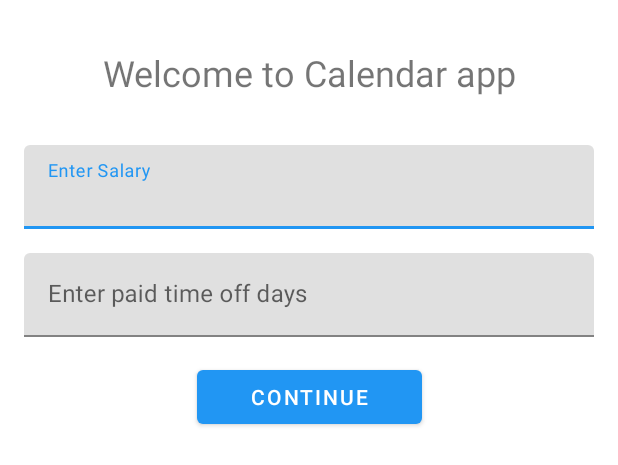
After one commit to KGeorgievv/Working-Calendar, an Android app: the layout fragment_setup.xml on its own in the app's theme, with its tools: preview values and no code run, on a phone screen of 412 x 824 dp. The commit adds this screen. Shown: the top 465 px of the screen. Run offline under Robolectric (Android 15) with nearby library versions, the phone set to English and light mode, and no system bars.

Commit message:
Added onbaording flow & logic Added logic for logging hours to specific days

```diff
--- a/app/src/main/java/com/myapplication/config/Global.java
+++ b/app/src/main/java/com/myapplication/config/Global.java
@@ -6,7 +6,8 @@ public class Global {
     private static final String API_CALENDAR = "https://kik-info.com/spravochnik/calendar/";
 
     // Shared preferences
-    public static final String PREF_HAS_USER = "pref_has_user";
+    public static final String PREF_SALARY = "pref_salary";
+    public static final String PREF_PTO_DAYS = "pref_pto_days";
 
     public static String getApiCalendarForYear(Integer year) {
         return API_CALENDAR + year;
--- a/app/src/main/java/com/myapplication/database/LoggedTimeDao.java
+++ b/app/src/main/java/com/myapplication/database/LoggedTimeDao.java
@@ -17,6 +17,9 @@ public interface LoggedTimeDao {
 
     @Query("SELECT * FROM logged_time WHERE date == :date")
     LiveData<LoggedTime> getLoggedTimeByDateLiveData(LocalDate date);
+
+    @Query("SELECT SUM(time_off_hours) as total FROM logged_time")
+    int getLoggedTimeOffHours();
 
     @Insert
     void saveLoggedTime(LoggedTime loggedTime);
--- a/app/src/main/java/com/myapplication/screens/MainFragment.java
+++ b/app/src/main/java/com/myapplication/screens/MainFragment.java
@@ -23,6 +23,7 @@ import com.myapplication.views.MonthHeaderBinder;
 import org.apache.commons.lang3.StringUtils;
 
 import java.time.DayOfWeek;
+import java.time.LocalDate;
 import java.time.YearMonth;
 import java.time.format.TextStyle;
 import java.util.Locale;
@@ -100,7 +101,8 @@ public class MainFragment extends BaseFragment implements View.OnClickListener,
         // todo: after input data update selected day
 //        updateSelectedDay(true);
 
-        InputTimeDialog dialog = new InputTimeDialog(getContext(), type);
+        LocalDate date = viewModel.getCurrentDay().getDay();
+        InputTimeDialog dialog = new InputTimeDialog(getContext(), date, type, getLoggedTimeDao());
         dialog.show();
     }
 
--- /dev/null
+++ b/app/src/main/res/layout/fragment_initialization.xml
@@ -0,0 +1,6 @@
+<?xml version="1.0" encoding="utf-8"?>
+<androidx.constraintlayout.widget.ConstraintLayout xmlns:android="http://schemas.android.com/apk/res/android"
+    android:layout_width="match_parent"
+    android:layout_height="match_parent">
+
+</androidx.constraintlayout.widget.ConstraintLayout>
--- /dev/null
+++ b/app/src/main/res/layout/fragment_setup.xml
@@ -0,0 +1,67 @@
+<?xml version="1.0" encoding="utf-8"?>
+<androidx.constraintlayout.widget.ConstraintLayout xmlns:android="http://schemas.android.com/apk/res/android"
+    xmlns:app="http://schemas.android.com/apk/res-auto"
+    android:layout_width="match_parent"
+    android:layout_height="match_parent"
+    android:padding="@dimen/default_offset">
+
+    <TextView
+        android:id="@+id/text_title"
+        android:layout_width="0dp"
+        android:layout_height="wrap_content"
+        android:gravity="center"
+        android:padding="@dimen/default_offset"
+        android:text="@string/text_welcome"
+        android:textSize="24sp"
+        app:layout_constraintEnd_toEndOf="parent"
+        app:layout_constraintStart_toStartOf="parent"
+        app:layout_constraintTop_toTopOf="parent" />
+
+    <com.google.android.material.textfield.TextInputLayout
+        android:id="@+id/input_salary_layout"
+        android:layout_width="0dp"
+        android:layout_height="wrap_content"
+        android:layout_marginTop="@dimen/default_offset"
+        android:hint="@string/hint_salary"
+        app:layout_constraintEnd_toEndOf="parent"
+        app:layout_constraintStart_toStartOf="parent"
+        app:layout_constraintTop_toBottomOf="@id/text_title">
+
+        <com.google.android.material.textfield.TextInputEditText
+            android:id="@+id/input_salary"
+            android:layout_width="match_parent"
+            android:layout_height="wrap_content"
+            android:inputType="number" />
+
+    </com.google.android.material.textfield.TextInputLayout>
+
+    <com.google.android.material.textfield.TextInputLayout
+        android:id="@+id/input_pto_layout"
+        android:layout_width="0dp"
+        android:layout_height="wrap_content"
+        android:layout_marginTop="@dimen/default_offset"
+        android:hint="@string/hint_pto_days"
+        app:layout_constraintEnd_toEndOf="parent"
+        app:layout_constraintStart_toStartOf="parent"
+        app:layout_constraintTop_toBottomOf="@id/input_salary_layout">
+
+        <com.google.android.material.textfield.TextInputEditText
+            android:id="@+id/input_pto"
+            android:layout_width="match_parent"
+            android:layout_height="wrap_content"
+            android:inputType="number" />
+
+    </com.google.android.material.textfield.TextInputLayout>
+
+    <Button
+        android:id="@+id/button_continue"
+        android:layout_width="wrap_content"
+        android:layout_height="wrap_content"
+        android:layout_marginTop="@dimen/default_offset"
+        android:minWidth="150dp"
+        android:text="@string/button_continue"
+        app:layout_constraintEnd_toEndOf="parent"
+        app:layout_constraintStart_toStartOf="parent"
+        app:layout_constraintTop_toBottomOf="@id/input_pto_layout" />
+
+</androidx.constraintlayout.widget.ConstraintLayout>
--- a/app/src/main/res/values/strings.xml
+++ b/app/src/main/res/values/strings.xml
@@ -16,4 +16,12 @@
     <string name="time_off_sick_hours">Sick leave hours: %d</string>
     <string name="overtime_hours">Overtime hours: %d</string>
     <string name="work_hours">Working time hours: %d</string>
+    <string name="text_welcome">Welcome to Calendar app</string>
+    <string name="hint_salary">Enter Salary</string>
+    <string name="hint_pto_days">Enter paid time off days</string>
+    <string name="button_continue">Continue</string>
+    <string name="error_input">This field is mandatory</string>
+    <string name="input_hours">Please enter %s</string>
+    <string name="hint_remaining_days">Remaining days %d of %d</string>
+    <string name="no_days_left">No days left</string>
 </resources>
--- a/build.gradle
+++ b/build.gradle
@@ -1,7 +1,8 @@
 // Top-level build file where you can add configuration options common to all sub-projects/modules.
 plugins {
-    id 'com.android.application' version '7.1.0' apply false
-    id 'com.android.library' version '7.1.0' apply false
+    id 'com.android.application' version '7.1.3' apply false
+    id 'com.android.library' version '7.1.3' apply false
+    id 'androidx.navigation.safeargs' version '2.4.1' apply false
 }
 
 task clean(type: Delete) {
```
Also changed, not shown: app/src/main/java/com/myapplication/MainActivity.java (+3 -13 lines), app/src/main/java/com/myapplication/config/PreferenceManager.java (+21 -3 lines), app/src/main/java/com/myapplication/data/LoggedTime.java (+8 -0 lines), app/src/main/java/com/myapplication/data/User.java (added, +30 -0 lines), app/src/main/java/com/myapplication/screens/InitializationFragment.java (added, +46 -0 lines), app/src/main/java/com/myapplication/screens/SetupFragment.java (added, +81 -0 lines), app/src/main/java/com/myapplication/views/InputTimeDialog.java (+117 -9 lines), app/src/main/res/layout/dialog_input_time.xml (+25 -11 lines), app/src/main/res/navigation/nav_graph.xml (+23 -1 lines), 1 other file.
